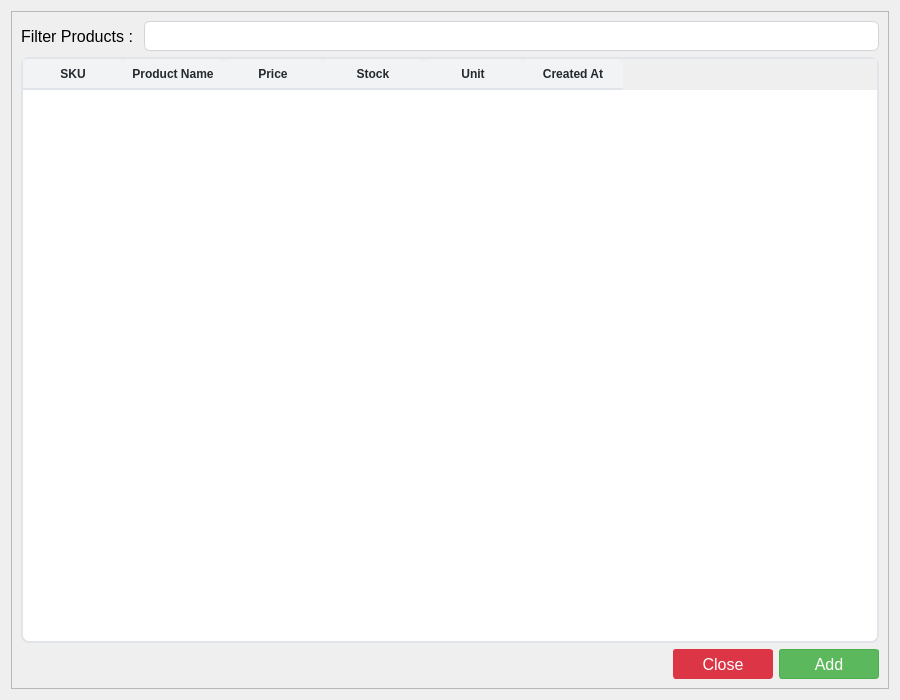
michael-halim/pos, file ui/products_dialog.ui: the form before one commit.
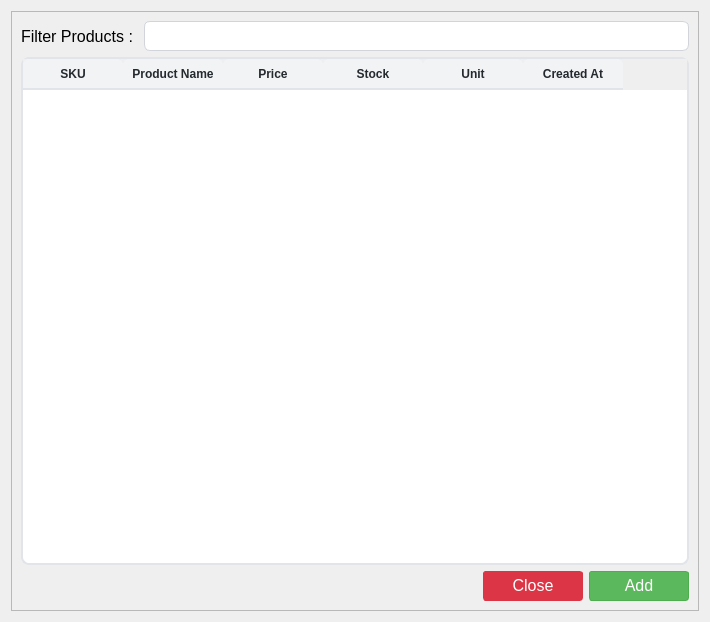
The form after the commit. Icons and pictures are not drawn.

Commit message: Patch#37: Added Logs - Added Logs for Products - Added Logs for Suppliers - Added Logs for Categories - Added Logs for Transactions - Added Logs for Users - Added or Update Icon Size

Patch:
```diff
--- a/ui/products_dialog.ui
+++ b/ui/products_dialog.ui
@@ -6,8 +6,8 @@
    <rect>
     <x>0</x>
     <y>0</y>
-    <width>900</width>
-    <height>700</height>
+    <width>710</width>
+    <height>622</height>
    </rect>
   </property>
   <property name="windowTitle">
@@ -263,6 +263,7 @@
     border-radius: 3px;
     margin: 0.25rem;
 	opacity: 0.55;
+	padding-bottom: 2px;
 
 }
 </string>
@@ -525,6 +526,12 @@
              <iconset>
               <normaloff>../assets/close.png</normaloff>../assets/close.png</iconset>
             </property>
+            <property name="iconSize">
+             <size>
+              <width>12</width>
+              <height>12</height>
+             </size>
+            </property>
            </widget>
           </item>
           <item>
@@ -566,8 +573,8 @@
             </property>
             <property name="iconSize">
              <size>
-              <width>18</width>
-              <height>18</height>
+              <width>14</width>
+              <height>14</height>
              </size>
             </property>
            </widget>
```
The commit also changes 32 other files.
